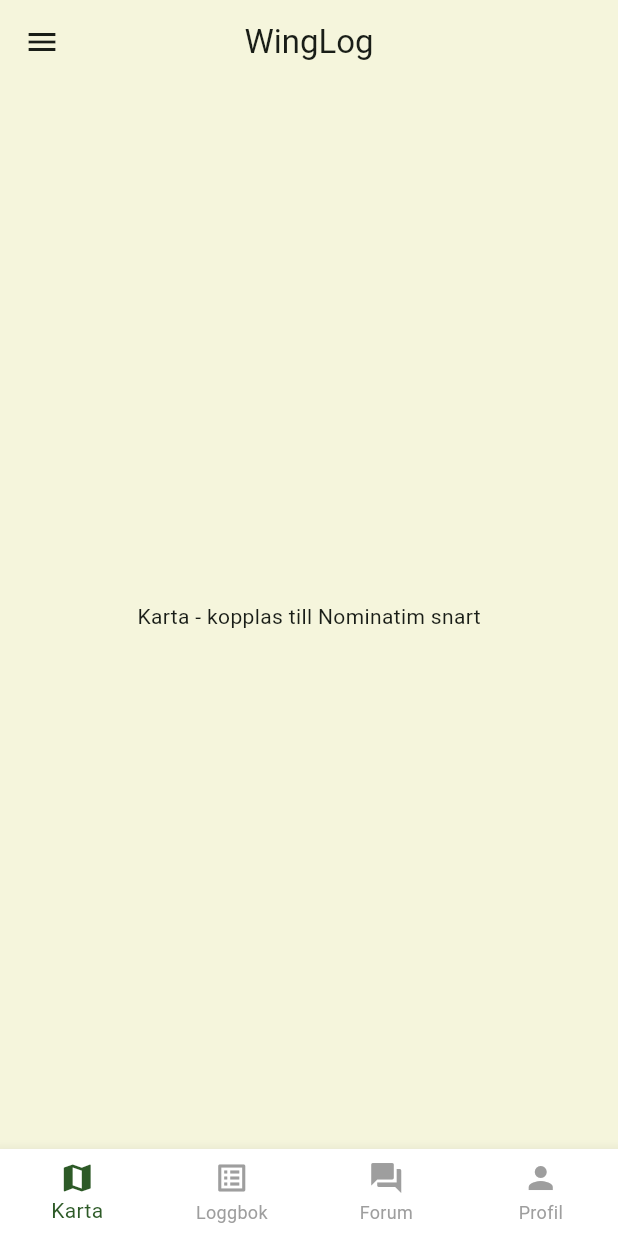
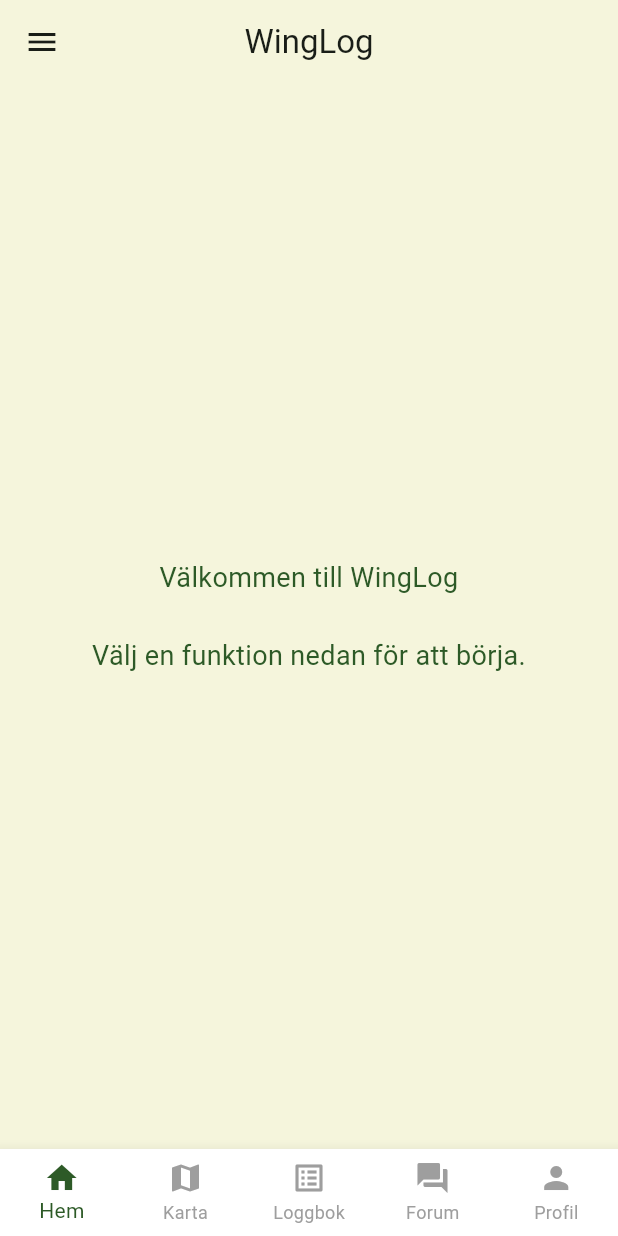
Before and after one commit to buuddaan/WingLog, a Flutter app: the screen it shows after launch, on a phone screen of 412 x 824 dp. Run offline on Flutter 3.47's test engine with Material 3 defaults, Android fonts, the phone set to English and light mode, and no system bars.

Commit message:
Ändringar i flera filer, lagt till Welcome och Maps

```diff
--- a/frontend/lib/main.dart
+++ b/frontend/lib/main.dart
@@ -1,7 +1,5 @@
 import 'package:flutter/material.dart';
 import 'screens/home_screen.dart';
-
-
 
 void main() {
   runApp(const MyApp());
@@ -14,6 +12,7 @@ class MyApp extends StatelessWidget {
   Widget build(BuildContext context) {
     return MaterialApp(
       title: 'WingLog',
+      debugShowCheckedModeBanner: false, // Tar bort debug-banderollen
       theme: ThemeData(
         useMaterial3: true,
         colorScheme: ColorScheme.fromSeed(
@@ -22,7 +21,7 @@ class MyApp extends StatelessWidget {
           surface: const Color(0xFFF5F5DC),
         ),
       ),
-      // Här pekar vi på klassen som ligger i home_screen.dart
+      //
       home: const MyHomePage(title: 'WingLog'),
     );
   }
--- a/frontend/lib/screens/home_screen.dart
+++ b/frontend/lib/screens/home_screen.dart
@@ -1,6 +1,7 @@
 import 'package:flutter/material.dart';
 import 'logbook_screen.dart';
 import 'map_screen.dart';
+import 'welcome_screen.dart';
 
 class MyHomePage extends StatefulWidget {
   const MyHomePage({super.key, required this.title});
@@ -13,11 +14,15 @@ class MyHomePage extends StatefulWidget {
 class _MyHomePageState extends State<MyHomePage> {
   int _selectedIndex = 0;
 
+
+
+
   static final List<Widget> _pages = <Widget>[
-    const Center(child: Text('Karta - kopplas till Nominatim snart')),
-    const LogbookScreen(),
-    const Center(child: Text('Forum')),
-    const Center(child: Text('Profil')),
+    const WelcomeScreen(), // Sidan 0: Din nya landningssida
+    const MapScreen(),     // Sidan 1: Din interaktiva karta
+    const LogbookScreen(), // Sidan 2: Loggboken
+    const Center(child: Text('Forum')), // Sidan 3
+    const Center(child: Text('Profil')), // Sidan 4
   ];
 
   @override
@@ -25,7 +30,6 @@ class _MyHomePageState extends State<MyHomePage> {
     return Scaffold(
       appBar: AppBar(
         title: Text(widget.title),
-        // Ikonen dyker upp automatiskt när 'drawer' har ett innehåll
         centerTitle: true,
       ),
 
@@ -56,12 +60,12 @@ class _MyHomePageState extends State<MyHomePage> {
       bottomNavigationBar: BottomNavigationBar(
         currentIndex: _selectedIndex,
         onTap: (index) => setState(() => _selectedIndex = index),
-        // VIKTIGT: Alla ikoner syns samtidigt
         type: BottomNavigationBarType.fixed,
         backgroundColor: Colors.white,
-        selectedItemColor: const Color(0xFF2D5A27), // Grön när vald
-        unselectedItemColor: Colors.grey,           // Grå när ej vald
+        selectedItemColor: const Color(0xFF2D5A27),
+        unselectedItemColor: Colors.grey,
         items: const [
+          BottomNavigationBarItem(icon: Icon(Icons.home), label: 'Hem'),
           BottomNavigationBarItem(icon: Icon(Icons.map), label: 'Karta'),
           BottomNavigationBarItem(icon: Icon(Icons.list_alt), label: 'Loggbok'),
           BottomNavigationBarItem(icon: Icon(Icons.forum), label: 'Forum'),
--- a/frontend/lib/screens/logbook_screen.dart
+++ b/frontend/lib/screens/logbook_screen.dart
@@ -14,7 +14,6 @@ class _LogbookScreenState extends State<LogbookScreen> {
   @override
   Widget build(BuildContext context) {
     return Scaffold(
-      // Bakgrundsfärg
       backgroundColor: const Color(0xFFF5F5DC),
 
       body: Padding(
@@ -27,7 +26,7 @@ class _LogbookScreenState extends State<LogbookScreen> {
               style: TextStyle(
                 fontSize: 24,
                 fontWeight: FontWeight.bold,
-                color: Color(0xFF2D5A27), // Skogsgrön
+                color: Color(0xFF2D5A27), // Nice Skogsgrön
               ),
             ),
             const SizedBox(height: 20),
@@ -57,7 +56,7 @@ class _LogbookScreenState extends State<LogbookScreen> {
         ),
       ),
 
-      // En egen knapp för loggboken (t.ex. för att lägga till ett nytt fynd)
+      // Knapp för loggboken (t.ex. för att lägga till ett nytt fynd)
       floatingActionButton: FloatingActionButton(
         onPressed: () {
           // Här kan vi trigga kameran
--- /dev/null
+++ b/frontend/lib/screens/welcome_screen.dart
@@ -0,0 +1,19 @@
+import 'package:flutter/material.dart'; // DENNA RAD SAKNAS
+
+class WelcomeScreen extends StatelessWidget {
+  const WelcomeScreen({super.key});
+
+  @override
+  Widget build(BuildContext context) {
+    return const Scaffold(
+      backgroundColor: Color(0xFFF5F5DC),
+      body: Center(
+        child: Text(
+          'Välkommen till WingLog\n\nVälj en funktion nedan för att börja.',
+          textAlign: TextAlign.center,
+          style: TextStyle(fontSize: 18, color: Color(0xFF2D5A27)),
+        ),
+      ),
+    );
+  }
+}
```
Also changed, not shown: frontend/lib/screens/map_screen.dart (+97 -1 lines), 2 other files.
